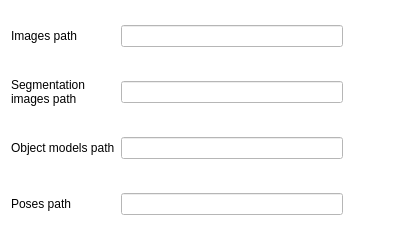
Qt form src/view/settings/settingsgeneralpage.ui (florianblume/6d-pat) before a commit.
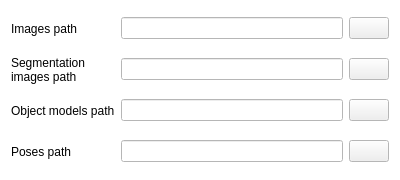
The same form after that commit.

```diff
--- a/src/view/settings/settingsgeneralpage.ui
+++ b/src/view/settings/settingsgeneralpage.ui
@@ -7,7 +7,7 @@
     <x>0</x>
     <y>0</y>
     <width>400</width>
-    <height>240</height>
+    <height>180</height>
    </rect>
   </property>
   <property name="sizePolicy">
@@ -19,7 +19,7 @@
   <property name="maximumSize">
    <size>
     <width>16777215</width>
-    <height>240</height>
+    <height>180</height>
    </size>
   </property>
   <property name="palette">
@@ -111,7 +111,7 @@
       </size>
      </property>
      <property name="flat">
-      <bool>true</bool>
+      <bool>false</bool>
      </property>
     </widget>
    </item>
@@ -245,7 +245,7 @@
       </size>
      </property>
      <property name="flat">
-      <bool>true</bool>
+      <bool>false</bool>
      </property>
     </widget>
    </item>
@@ -267,7 +267,7 @@
       </size>
      </property>
      <property name="flat">
-      <bool>true</bool>
+      <bool>false</bool>
      </property>
     </widget>
    </item>
@@ -302,7 +302,7 @@
       </size>
      </property>
      <property name="flat">
-      <bool>true</bool>
+      <bool>false</bool>
      </property>
     </widget>
    </item>
```
